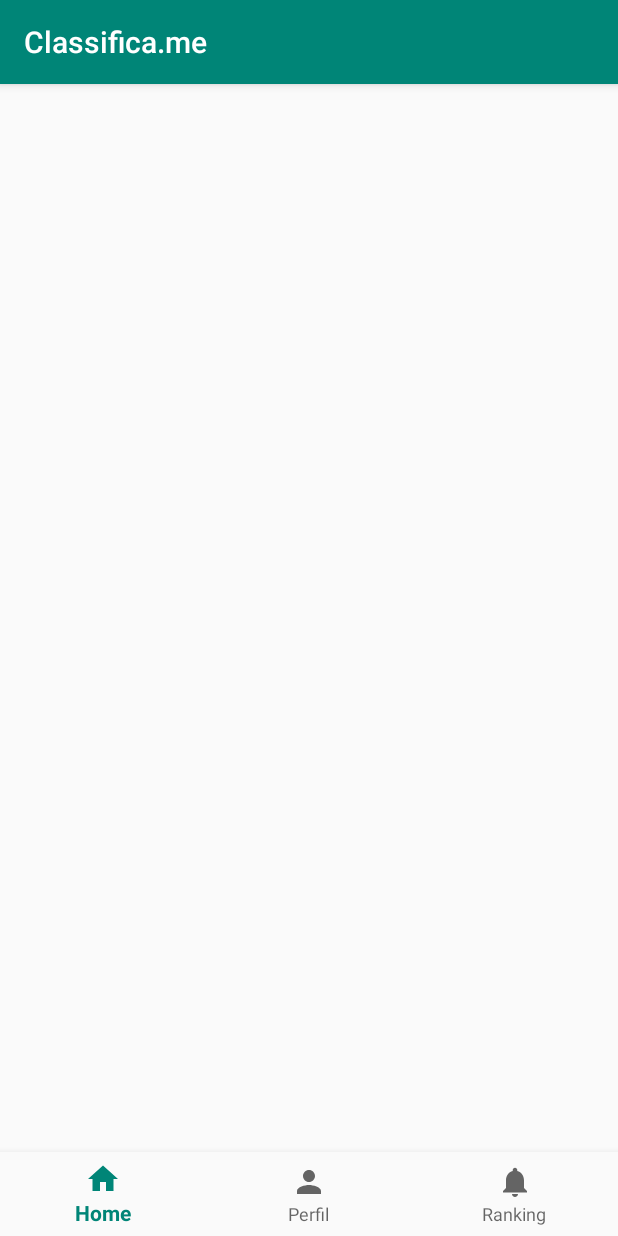
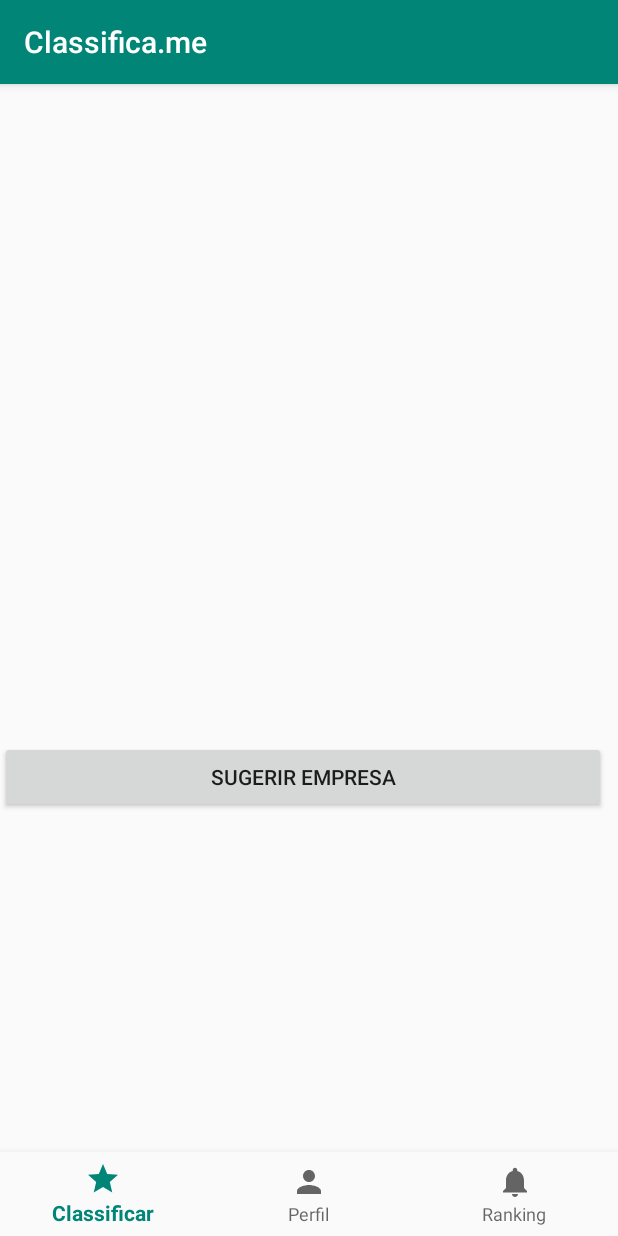
Before and after one commit to codered-co/classifica-me-app, an Android app: the screen it shows after launch once a user with an empty profile is signed in (ContainerActivity), on a phone screen of 412 x 824 dp. Run offline under Robolectric (Android 15) with nearby library versions, the phone set to English and light mode, and no system bars; our stand-ins replace Firebase (no records; nobody signed in at launch, a user with empty details on screens opened directly).

Commit message:
update basic app navigation and support for receiving 'tela de sugestão de empresas' closes#1

```diff
--- a/app/src/main/AndroidManifest.xml
+++ b/app/src/main/AndroidManifest.xml
@@ -16,6 +16,7 @@
             android:label="@string/title_activity_app"></activity>
         <activity android:name=".activity.LoginActivity" />
         <activity android:name=".activity.CadastroActivity" />
+        <activity android:name=".activity.SugerirEmpresaActivity"></activity>
         <activity android:name=".activity.MainActivity">
             <intent-filter>
                 <action android:name="android.intent.action.MAIN" />
--- a/app/src/main/java/com/example/classificame/activity/ContainerActivity.java
+++ b/app/src/main/java/com/example/classificame/activity/ContainerActivity.java
@@ -7,7 +7,7 @@ import android.support.annotation.NonNull;
 import android.view.MenuItem;
 
 import com.example.classificame.R;
-import com.example.classificame.fragment.HomeFragment;
+import com.example.classificame.fragment.ClassificarFragment;
 import com.example.classificame.fragment.PerfilFragment;
 import com.example.classificame.fragment.RankingFragment;
 
@@ -19,8 +19,8 @@ public class ContainerActivity extends AppCompatActivity {
         @Override
         public boolean onNavigationItemSelected(@NonNull MenuItem item) {
             switch (item.getItemId()) {
-                case R.id.navigation_home:
-                    getSupportFragmentManager().beginTransaction().replace(R.id.layout_container, new HomeFragment()).commit();
+                case R.id.navigation_classificar:
+                    getSupportFragmentManager().beginTransaction().replace(R.id.layout_container, new ClassificarFragment()).commit();
                     return true;
                 case R.id.navigation_perfil:
                     getSupportFragmentManager().beginTransaction().replace(R.id.layout_container, new PerfilFragment()).commit();
@@ -41,7 +41,7 @@ public class ContainerActivity extends AppCompatActivity {
         BottomNavigationView navView = findViewById(R.id.nav_view);
         navView.setOnNavigationItemSelectedListener(mOnNavigationItemSelectedListener);
 
-        getSupportFragmentManager().beginTransaction().replace(R.id.layout_container, new HomeFragment()).commit();
+        getSupportFragmentManager().beginTransaction().replace(R.id.layout_container, new ClassificarFragment()).commit();
     }
 
 }
--- /dev/null
+++ b/app/src/main/java/com/example/classificame/fragment/ClassificarFragment.java
@@ -0,0 +1,48 @@
+package com.example.classificame.fragment;
+
+
+import android.content.Intent;
+import android.os.Bundle;
+import android.support.v4.app.Fragment;
+import android.view.LayoutInflater;
+import android.view.View;
+import android.view.ViewGroup;
+import android.widget.Button;
+
+import com.example.classificame.R;
+import com.example.classificame.activity.SugerirEmpresaActivity;
+
+/**
+ * A simple {@link Fragment} subclass.
+ */
+public class ClassificarFragment extends Fragment {
+
+    private Button buttonSugerir;
+
+    public ClassificarFragment() {
+        // Required empty public constructor
+    }
+
+
+    @Override
+    public View onCreateView(LayoutInflater inflater, ViewGroup container,
+                             Bundle savedInstanceState) {
+        // Inflate the layout for this fragment
+        View view = inflater.inflate(R.layout.fragment_classificar, container, false);
+
+        buttonSugerir = view.findViewById(R.id.button_sugerir_empresa);
+
+        buttonSugerir.setOnClickListener(new View.OnClickListener() {
+            @Override
+            public void onClick(View view) {
+           // Intent i = new Intent(getContext(), SugerirEmpresaActivity.class);
+           // startActivity(i);
+
+            }
+        });
+
+        return view;
+    }
+
+
+}
--- a/app/src/main/java/com/example/classificame/fragment/HomeFragment.java
+++ /dev/null
@@ -1,30 +0,0 @@
-package com.example.classificame.fragment;
-
-
-import android.os.Bundle;
-import android.support.v4.app.Fragment;
-import android.view.LayoutInflater;
-import android.view.View;
-import android.view.ViewGroup;
-
-import com.example.classificame.R;
-
-/**
- * A simple {@link Fragment} subclass.
- */
-public class HomeFragment extends Fragment {
-
-
-    public HomeFragment() {
-        // Required empty public constructor
-    }
-
-
-    @Override
-    public View onCreateView(LayoutInflater inflater, ViewGroup container,
-                             Bundle savedInstanceState) {
-        // Inflate the layout for this fragment
-        return inflater.inflate(R.layout.fragment_home, container, false);
-    }
-
-}
--- /dev/null
+++ b/app/src/main/res/drawable/ic_star.xml
@@ -0,0 +1,9 @@
+<vector xmlns:android="http://schemas.android.com/apk/res/android"
+        android:width="24dp"
+        android:height="24dp"
+        android:viewportWidth="24.0"
+        android:viewportHeight="24.0">
+    <path
+        android:fillColor="#FF000000"
+        android:pathData="M12,17.27L18.18,21l-1.64,-7.03L22,9.24l-7.19,-0.61L12,2 9.19,8.63 2,9.24l5.46,4.73L5.82,21z"/>
+</vector>
--- a/app/src/main/res/layout/activity_container.xml
+++ b/app/src/main/res/layout/activity_container.xml
@@ -23,6 +23,7 @@
         app:layout_constraintBottom_toBottomOf="parent"
         app:layout_constraintLeft_toLeftOf="parent"
         app:layout_constraintRight_toRightOf="parent"
-        app:menu="@menu/bottom_nav_menu" />
+        app:menu="@menu/bottom_nav_menu"
+        app:labelVisibilityMode="labeled"/>
 
 </android.support.constraint.ConstraintLayout>
--- /dev/null
+++ b/app/src/main/res/layout/fragment_classificar.xml
@@ -0,0 +1,23 @@
+<?xml version="1.0" encoding="utf-8"?>
+<android.support.constraint.ConstraintLayout xmlns:android="http://schemas.android.com/apk/res/android"
+    xmlns:app="http://schemas.android.com/apk/res-auto"
+    xmlns:tools="http://schemas.android.com/tools"
+    android:layout_width="match_parent"
+    android:layout_height="match_parent"
+    tools:context=".fragment.ClassificarFragment">
+
+    <Button
+        android:id="@+id/button_sugerir_empresa"
+        android:layout_width="0dp"
+        android:layout_height="wrap_content"
+        android:layout_marginTop="8dp"
+        android:layout_marginEnd="8dp"
+        android:layout_marginBottom="8dp"
+        android:text="Sugerir empresa"
+        app:layout_constraintBottom_toBottomOf="parent"
+        app:layout_constraintEnd_toEndOf="parent"
+        app:layout_constraintHorizontal_bias="0.515"
+        app:layout_constraintStart_toStartOf="parent"
+        app:layout_constraintTop_toTopOf="parent"
+        app:layout_constraintVertical_bias="0.611" />
+</android.support.constraint.ConstraintLayout>
--- a/app/src/main/res/layout/fragment_home.xml
+++ /dev/null
@@ -1,6 +0,0 @@
-<?xml version="1.0" encoding="utf-8"?>
-<android.support.constraint.ConstraintLayout xmlns:android="http://schemas.android.com/apk/res/android"
-    xmlns:tools="http://schemas.android.com/tools"
-    android:layout_width="match_parent"
-    android:layout_height="match_parent"
-    tools:context=".fragment.HomeFragment"/>
--- a/app/src/main/res/menu/bottom_nav_menu.xml
+++ b/app/src/main/res/menu/bottom_nav_menu.xml
@@ -2,9 +2,9 @@
 <menu xmlns:android="http://schemas.android.com/apk/res/android">
 
     <item
-        android:id="@+id/navigation_home"
-        android:icon="@drawable/ic_home_black_24dp"
-        android:title="@string/title_home" />
+        android:id="@+id/navigation_classificar"
+        android:icon="@drawable/ic_star"
+        android:title="@string/title_classificar" />
 
     <item
         android:id="@+id/navigation_perfil"
@@ -16,4 +16,5 @@
         android:icon="@drawable/ic_notifications_black_24dp"
         android:title="@string/title_ranking" />
 
+
 </menu>
```
Also changed, not shown: app/src/main/res/values/strings.xml (+32 -1 lines).
